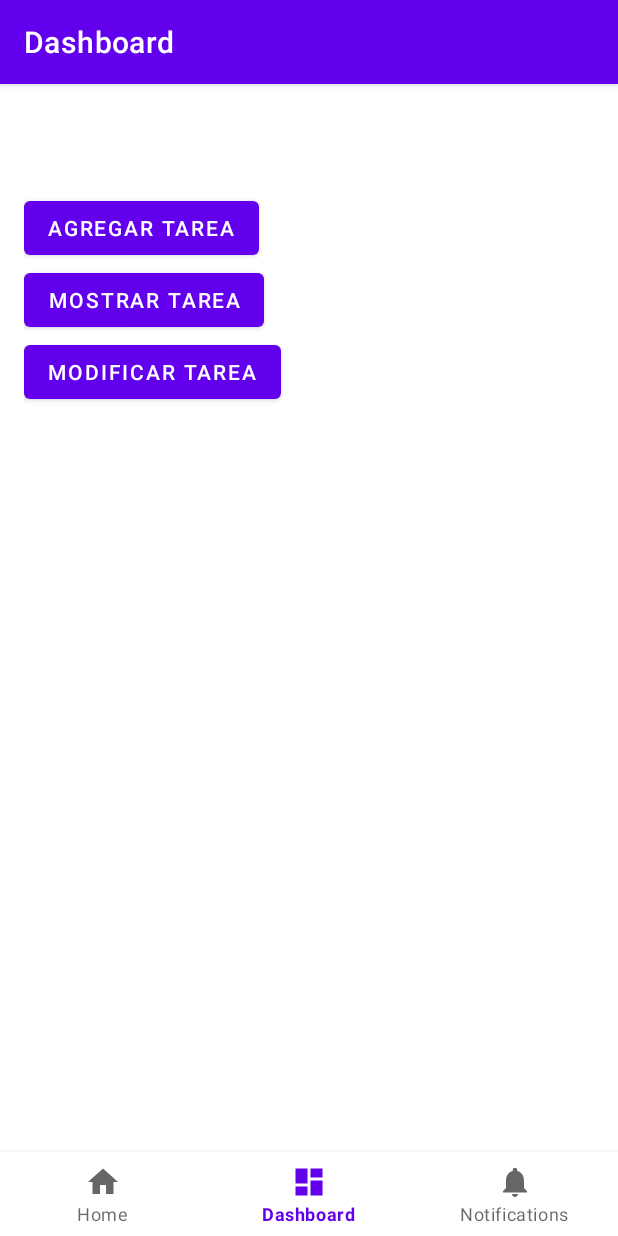
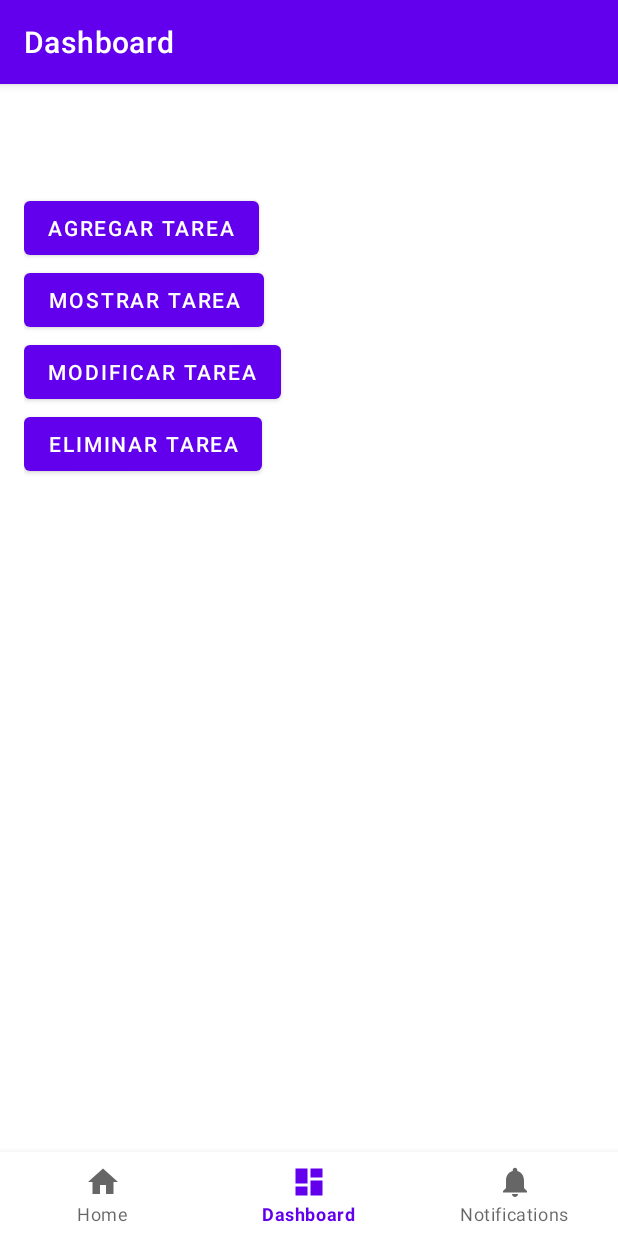
Before and after one commit to rolandramirez491/organiza-tu-vida, an Android app: the DashboardFragment screen opened through its navigation route, on a phone screen of 412 x 824 dp. Run offline under Robolectric (Android 15) with nearby library versions, the phone set to English and light mode, and no system bars; our stand-ins replace navigation-ui.

Commit message:
ajustes y falta boton eliminar

```diff
--- a/app/src/main/res/layout/fragment_dashboard.xml
+++ b/app/src/main/res/layout/fragment_dashboard.xml
@@ -25,6 +25,12 @@
         android:layout_height="wrap_content"
         android:text="Modificar Tarea" />
 
+    <Button
+        android:id="@+id/deleteTaskButton"
+        android:layout_width="wrap_content"
+        android:layout_height="wrap_content"
+        android:text="Eliminar Tarea" />
+
     <LinearLayout
         android:id="@+id/taskDisplay"
         android:layout_width="match_parent"
```
Also changed, not shown: app/src/main/java/com/example/organizatuvida/ui/dashboard/DashboardFragment.kt (+9 -9 lines), app/src/main/res/layout/dialog_add_task.xml (+11 -3 lines).
